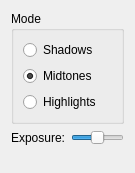
The window that krita/plugins/filters/dodgeburn/DodgeBurnConfigurationBaseWidget.ui (KDE/krita) describes before a commit, drawn with Qt 5.
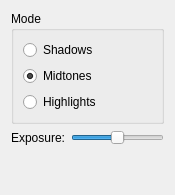
The same window after the commit.

Patch:
```diff
--- a/krita/plugins/filters/dodgeburn/DodgeBurnConfigurationBaseWidget.ui
+++ b/krita/plugins/filters/dodgeburn/DodgeBurnConfigurationBaseWidget.ui
@@ -6,8 +6,8 @@
    <rect>
     <x>0</x>
     <y>0</y>
-    <width>135</width>
-    <height>173</height>
+    <width>175</width>
+    <height>195</height>
    </rect>
   </property>
   <layout class="QVBoxLayout">
@@ -88,7 +88,7 @@
      <property name="sizeHint" stdset="0">
       <size>
        <width>20</width>
-       <height>41</height>
+       <height>12</height>
       </size>
      </property>
     </spacer>
```
